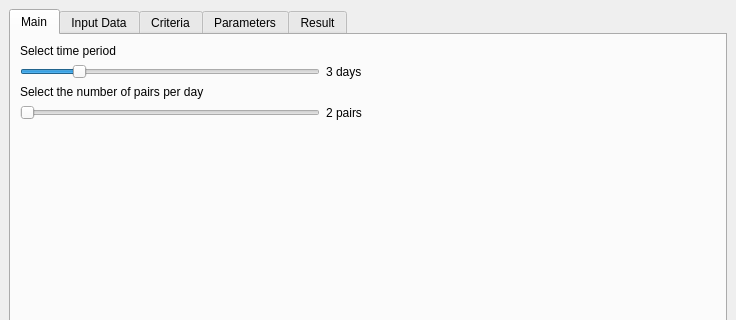
First picture: the form in mainwindow.ui, repository Firyst/GeneticTimetables, before the edit; both pictures show x 0 to 736 and y 0 to 320 of the 736 by 583 pixel window.
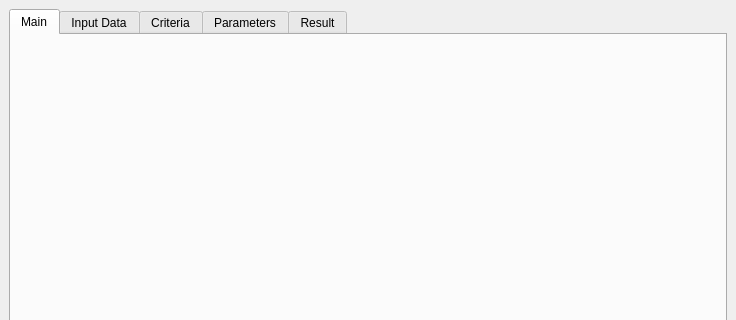
Second picture: the form after the edit.

```diff
--- a/mainwindow.ui
+++ b/mainwindow.ui
@@ -26,108 +26,7 @@
        </attribute>
        <layout class="QVBoxLayout" name="verticalLayout_3">
         <item>
-         <layout class="QVBoxLayout" name="verticalLayout_2">
-          <item>
-           <widget class="QLabel" name="label">
-            <property name="text">
-             <string>Select time period</string>
-            </property>
-           </widget>
-          </item>
-          <item>
-           <layout class="QHBoxLayout" name="horizontalLayout">
-            <item>
-             <widget class="QSlider" name="sliderPeriod">
-              <property name="maximumSize">
-               <size>
-                <width>300</width>
-                <height>16777215</height>
-               </size>
-              </property>
-              <property name="minimum">
-               <number>1</number>
-              </property>
-              <property name="maximum">
-               <number>12</number>
-              </property>
-              <property name="pageStep">
-               <number>1</number>
-              </property>
-              <property name="value">
-               <number>3</number>
-              </property>
-              <property name="orientation">
-               <enum>Qt::Horizontal</enum>
-              </property>
-             </widget>
-            </item>
-            <item>
-             <widget class="QLabel" name="labelPeriod">
-              <property name="text">
-               <string>3 days</string>
-              </property>
-             </widget>
-            </item>
-           </layout>
-          </item>
-         </layout>
-        </item>
-        <item>
-         <layout class="QVBoxLayout" name="verticalLayout_4">
-          <item>
-           <widget class="QLabel" name="label_2">
-            <property name="text">
-             <string>Select the number of pairs per day</string>
-            </property>
-           </widget>
-          </item>
-          <item>
-           <layout class="QHBoxLayout" name="horizontalLayout_2">
-            <item>
-             <widget class="QSlider" name="sliderPairs">
-              <property name="maximumSize">
-               <size>
-                <width>300</width>
-                <height>16777215</height>
-               </size>
-              </property>
-              <property name="minimum">
-               <number>2</number>
-              </property>
-              <property name="maximum">
-               <number>8</number>
-              </property>
-              <property name="pageStep">
-               <number>1</number>
-              </property>
-              <property name="orientation">
-               <enum>Qt::Horizontal</enum>
-              </property>
-             </widget>
-            </item>
-            <item>
-             <widget class="QLabel" name="labelPairs">
-              <property name="text">
-               <string>2 pairs</string>
-              </property>
-             </widget>
-            </item>
-           </layout>
-          </item>
-         </layout>
-        </item>
-        <item>
-         <spacer name="verticalSpacer">
-          <property name="orientation">
-           <enum>Qt::Vertical</enum>
-          </property>
-          <property name="sizeHint" stdset="0">
-           <size>
-            <width>20</width>
-            <height>40</height>
-           </size>
-          </property>
-         </spacer>
+         <layout class="QVBoxLayout" name="mainLayout"/>
         </item>
        </layout>
       </widget>
```
Left out of the diff: 14 changed lines with no effect on the pictures.
